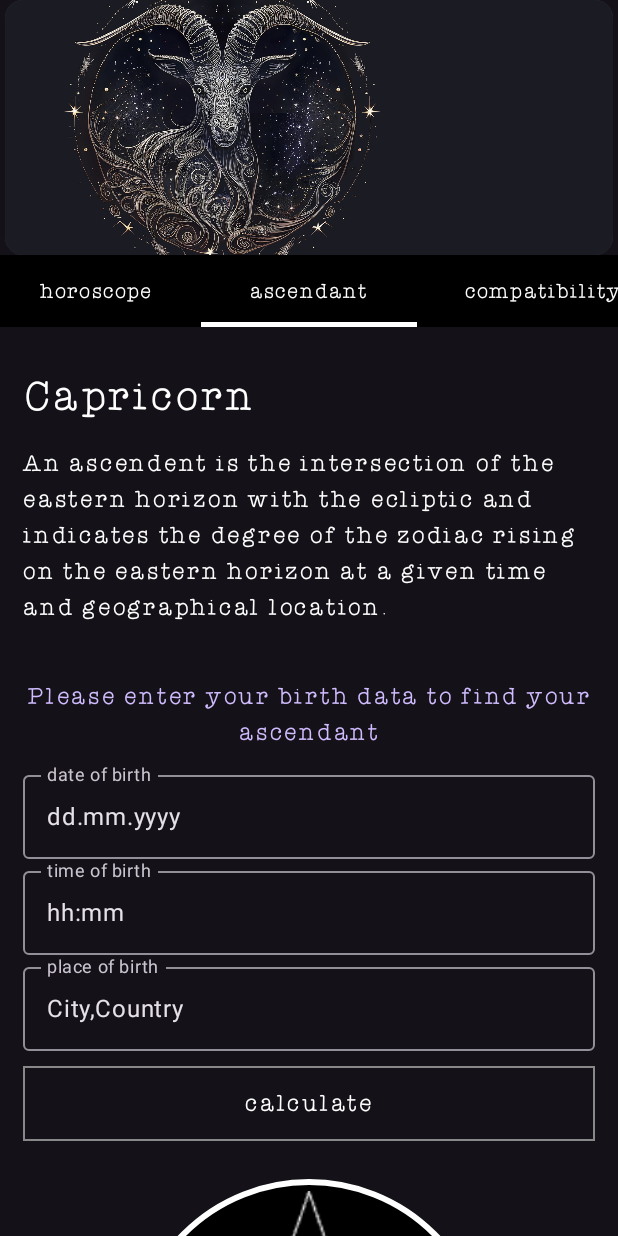
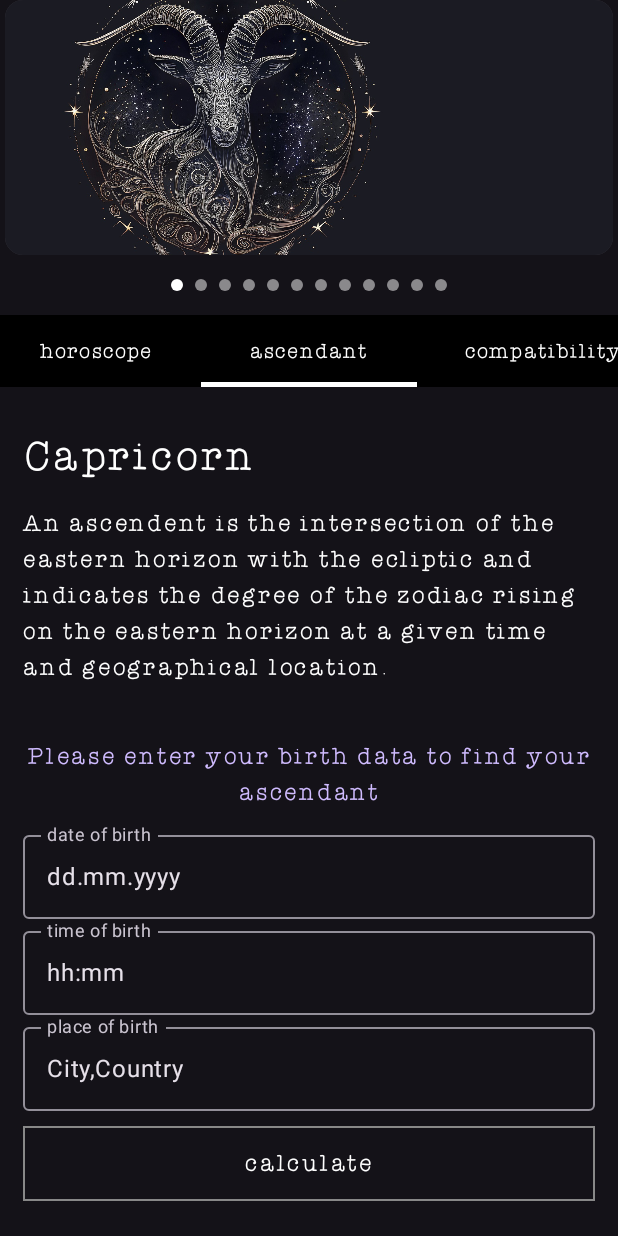
Before and after one commit to Haxe33/aurelia, an Android app built with Jetpack Compose: the Description screen opened directly, with no data from a screen before it, tab 3 chosen, on a phone screen of 412 x 824 dp. Run offline under Robolectric (Android 15) with nearby library versions, the phone set to English and light mode, and no system bars; our stand-ins replace accompanist.

Commit message:
added Swipe Indicator and used gyroscope again

```diff
--- a/app/src/main/java/com/example/aurelia/logic/ShakeDetector.kt
+++ b/app/src/main/java/com/example/aurelia/logic/ShakeDetector.kt
@@ -14,7 +14,7 @@ import kotlin.math.*
 //Quelle [L5] for one time triggered sensor
 class ShakeDetector(context: Context, private val onShake: () -> Unit): SensorEventListener {
     private val sensorManager: SensorManager=context.getSystemService(Context.SENSOR_SERVICE) as SensorManager
-    private val gyroscope: Sensor? =sensorManager.getDefaultSensor(Sensor.TYPE_ACCELEROMETER)
+    private val gyroscope: Sensor? =sensorManager.getDefaultSensor(Sensor.TYPE_GYROSCOPE)
     private var timestamp: Float = 0f
     private val SHAKE_THRESHOLD = 1.0f
 
--- a/app/src/main/java/com/example/aurelia/ui/theme/ZodiacSignSwiper.kt
+++ b/app/src/main/java/com/example/aurelia/ui/theme/ZodiacSignSwiper.kt
@@ -6,6 +6,7 @@
 import androidx.compose.foundation.layout.fillMaxSize
 import androidx.compose.foundation.layout.fillMaxWidth
 import androidx.compose.foundation.layout.height
+import androidx.compose.foundation.layout.padding
 import androidx.compose.foundation.shape.RoundedCornerShape
 import androidx.compose.material3.Card
 import androidx.compose.runtime.Composable
@@ -14,7 +15,9 @@
 import androidx.compose.runtime.mutableStateOf
 import androidx.compose.runtime.remember
 import androidx.compose.runtime.setValue
+import androidx.compose.ui.Alignment
 import androidx.compose.ui.Modifier
+import androidx.compose.ui.graphics.Color
 import androidx.compose.ui.graphics.graphicsLayer
 import androidx.compose.ui.layout.ContentScale
 import androidx.compose.ui.res.painterResource
@@ -24,6 +27,7 @@
 import com.example.aurelia.logic.ZodiacSign
 import com.google.accompanist.pager.ExperimentalPagerApi
 import com.google.accompanist.pager.HorizontalPager
+import com.google.accompanist.pager.HorizontalPagerIndicator
 import com.google.accompanist.pager.calculateCurrentOffsetForPage
 import com.google.accompanist.pager.rememberPagerState
 import kotlin.math.absoluteValue
@@ -101,6 +105,14 @@
                 )
             }
         }
+        HorizontalPagerIndicator( //small dots to indicate the swipable zoadiac signs
+            pagerState = pagerState,
+            activeColor = Color.White,
+            inactiveColor = Color.White.copy(alpha = 0.5f),
+            modifier = Modifier
+                .align(Alignment.CenterHorizontally)
+                .padding(16.dp)
+        )
     }
     return currentZodiacSign
 }
```
